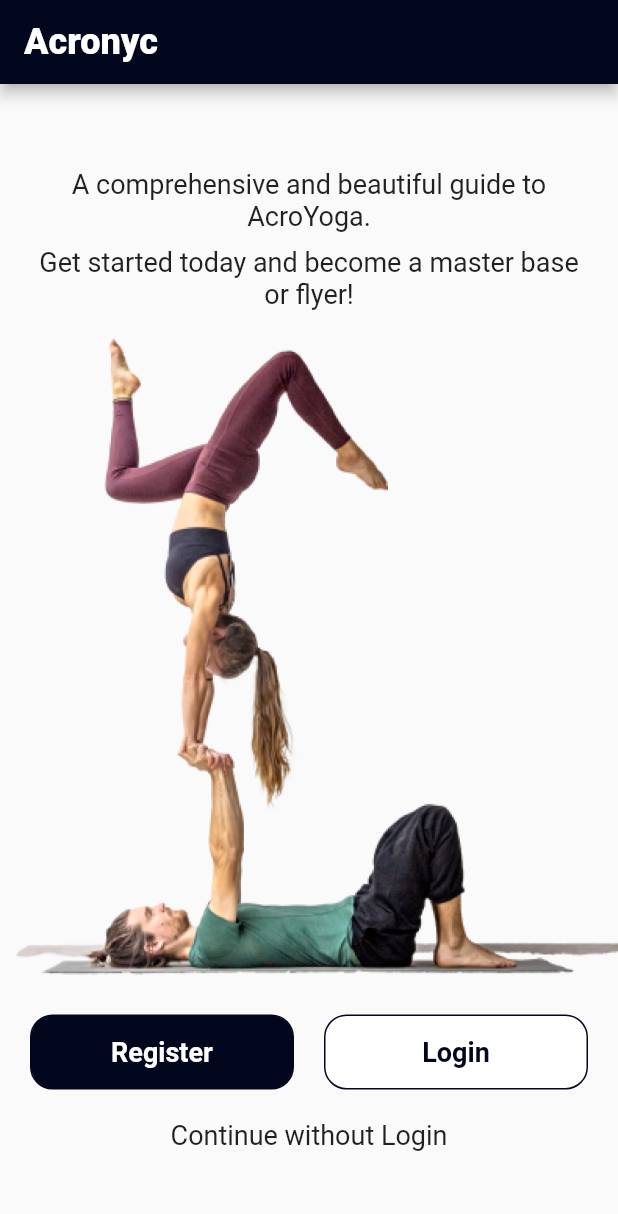
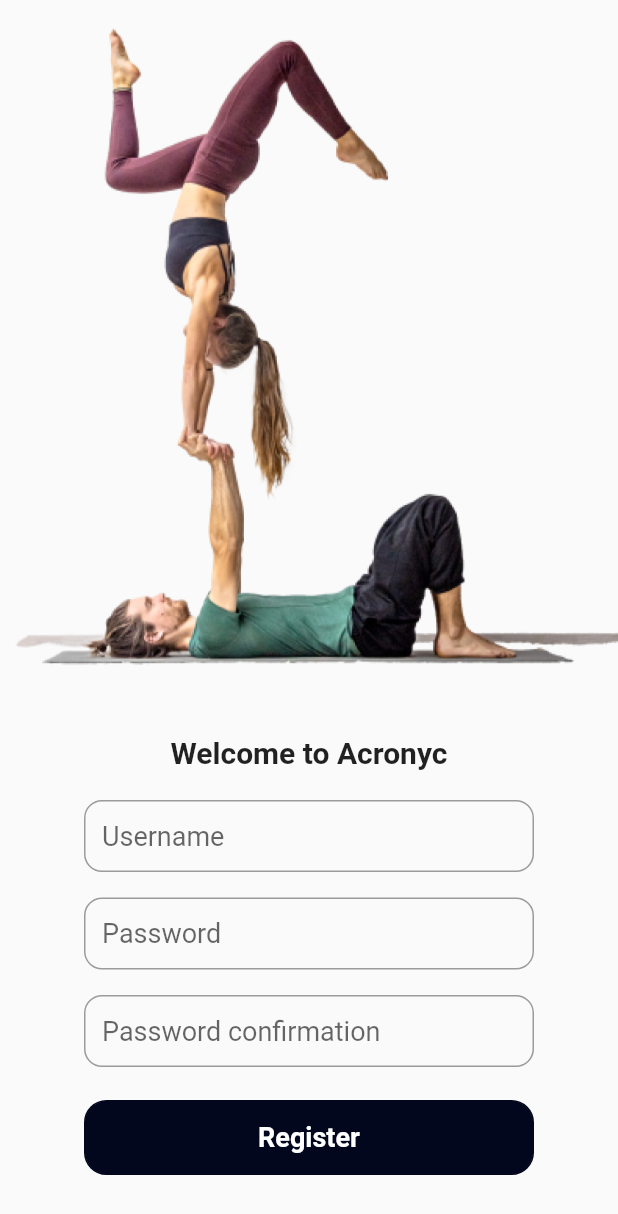
Before and after one commit to Caspar-Baumeister/acronyc, a Flutter app: the screen it shows after launch, after a tap on "Register", on a phone screen of 412 x 824 dp. Shown: the top 1214 px of the screen. Run offline on Flutter 3.47's test engine with Material 2 defaults, Android fonts, the phone set to English and light mode, and no system bars; our stand-ins replace go_router; missing offline and left inert: adaptive_scrollbar.

Commit message:
stop version here

```diff
--- a/lib/pages/landing_page/landing_page.dart
+++ b/lib/pages/landing_page/landing_page.dart
@@ -52,12 +52,14 @@ class LandingPage extends StatelessWidget {
                 children: [
                   StandartButton(
                     text: "Register",
-                    onPressed: () {},
+                    onPressed: () => context.go("/register"),
                     width: buttonWidth,
                     isFilled: true,
                   ),
                   StandartButton(
-                      text: "Login", onPressed: () {}, width: buttonWidth)
+                      text: "Login",
+                      onPressed: () => context.go("/login"),
+                      width: buttonWidth)
                 ],
               ),
             ),
--- /dev/null
+++ b/lib/pages/register_page/register_page.dart
@@ -0,0 +1,91 @@
+import 'package:acronyc_app/components/buttons/standart_button.dart';
+import 'package:acronyc_app/utiles/colors.dart';
+import 'package:acronyc_app/utiles/constants.dart';
+import 'package:acronyc_app/utiles/text_styles.dart';
+import 'package:flutter/material.dart';
+
+class RegisterPage extends StatelessWidget {
+  const RegisterPage({super.key});
+
+  @override
+  Widget build(BuildContext context) {
+    return Scaffold(
+      // appBar: AppBar(
+      //   title: const Text(
+      //     "Acronyc",
+      //     style: MAIN_TITLE,
+      //   ),
+      // ),
+      body: SafeArea(
+        child: Column(
+          // mainAxisAlignment: MainAxisAlignment.center,
+          children: [
+            const SizedBox(height: 10),
+            ClipRRect(
+              borderRadius: BorderRadius.circular(8.0),
+              child: Image.asset(
+                "assets/images/acronyc_expample.png",
+                // height: MediaQuery.of(context).size.width,
+              ),
+            ),
+            // const SizedBox(height: 20),
+            Expanded(
+              child: Column(
+                mainAxisAlignment: MainAxisAlignment.center,
+                children: [
+                  const Center(
+                      child: Text(
+                    "Welcome to Acronyc",
+                    style: SUB_TITLE,
+                  )),
+                  const SizedBox(height: 20),
+                  const StandartTextField(hintText: "Username"),
+                  const SizedBox(height: 15),
+                  const StandartTextField(hintText: "Password"),
+                  const SizedBox(height: 15),
+                  const StandartTextField(hintText: "Password confirmation"),
+                  const SizedBox(height: 20),
+                  StandartButton(
+                    text: "Register",
+                    onPressed: () {},
+                    isFilled: true,
+                  )
+                ],
+              ),
+            ),
+          ],
+        ),
+      ),
+    );
+  }
+}
+
+class StandartTextField extends StatelessWidget {
+  const StandartTextField({super.key, this.hintText = ""});
+
+  final String hintText;
+
+  @override
+  Widget build(BuildContext context) {
+    return SizedBox(
+      width: STANDART_BUTTON_WIDTH,
+      height: STANDART_BUTTON_HEIGHT,
+      child: TextField(
+          decoration: InputDecoration(
+              alignLabelWithHint: true,
+              floatingLabelBehavior: FloatingLabelBehavior.never,
+              border: OutlineInputBorder(
+                borderSide: const BorderSide(width: 1.0, color: PRIMARY_COLOR),
+                borderRadius: BorderRadius.circular(12.0),
+              ),
+              focusedBorder: OutlineInputBorder(
+                borderSide: const BorderSide(width: 1.5, color: PRIMARY_COLOR),
+                borderRadius: BorderRadius.circular(12.0),
+              ),
+              hintText: hintText,
+              hintStyle: STANDART_DESCRIPTION,
+              contentPadding: const EdgeInsets.fromLTRB(12.0, 2.0, 0.0, 10.0)),
+          style: STANDART_DESCRIPTION),
+    );
+  }
+}
--- a/lib/pages/single_asana_page/single_asana_page.dart
+++ b/lib/pages/single_asana_page/single_asana_page.dart
@@ -4,6 +4,7 @@ import 'package:acronyc_app/utiles/constants.dart';
 import 'package:acronyc_app/utiles/text_styles.dart';
 import 'package:adaptive_scrollbar/adaptive_scrollbar.dart';
 import 'package:flutter/material.dart';
+import 'package:go_router/go_router.dart';
 
 class SingleAsanaPage extends StatefulWidget {
   const SingleAsanaPage({super.key});
@@ -23,7 +24,9 @@ class _SingleAsanaPageState extends State<SingleAsanaPage> {
   Widget build(BuildContext context) {
     return Scaffold(
       appBar: AppBar(
-        leading: GestureDetector(child: const Icon(Icons.arrow_back_ios)),
+        leading: GestureDetector(
+            child: const Icon(Icons.arrow_back_ios),
+            onTap: () => context.pop()),
         title: const Text(
           "Bird",
           style: MAIN_TITLE,
--- a/lib/routing/router.dart
+++ b/lib/routing/router.dart
@@ -1,5 +1,7 @@
 import 'package:acronyc_app/pages/landing_page/landing_page.dart';
 import 'package:acronyc_app/pages/asana_search_page/asana_search_page.dart';
+import 'package:acronyc_app/pages/login_page/login_page.dart';
+import 'package:acronyc_app/pages/register_page/register_page.dart';
 import 'package:acronyc_app/pages/single_asana_page/single_asana_page.dart';
 import 'package:go_router/go_router.dart';
 
@@ -11,5 +13,8 @@ final goRouter = GoRouter(
         path: '/asanas', builder: (context, state) => const AsanaSearchPage()),
     GoRoute(
         path: '/asana', builder: (context, state) => const SingleAsanaPage()),
+    GoRoute(path: '/login', builder: (context, state) => const LoginPage()),
+    GoRoute(
+        path: '/register', builder: (context, state) => const RegisterPage()),
   ],
 );
--- a/lib/utiles/colors.dart
+++ b/lib/utiles/colors.dart
@@ -20,3 +20,4 @@ const Color NOT_ACTIVE_COLOR = Color(0xFFe4e2e3);
 const Color CONFIRMED_COLOR = Color(0xFF6c8484);
 const Color BUTTON_FILL_COLOR = PRIMARY_COLOR;
 const Color BUTTON_TEXT_COLOR = PRIMARY_COLOR;
+const Color STANDART_TEXT_COLOR = Colors.black;
```
Also changed, not shown: lib/pages/login_page/login_page.dart (added, +89 -0 lines).
